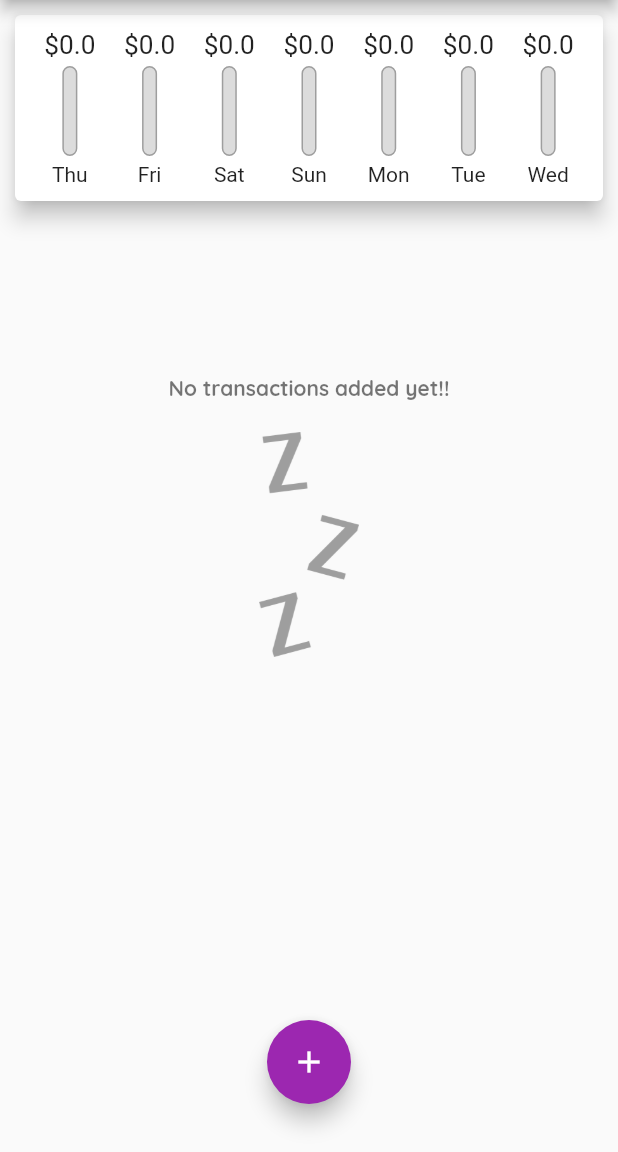
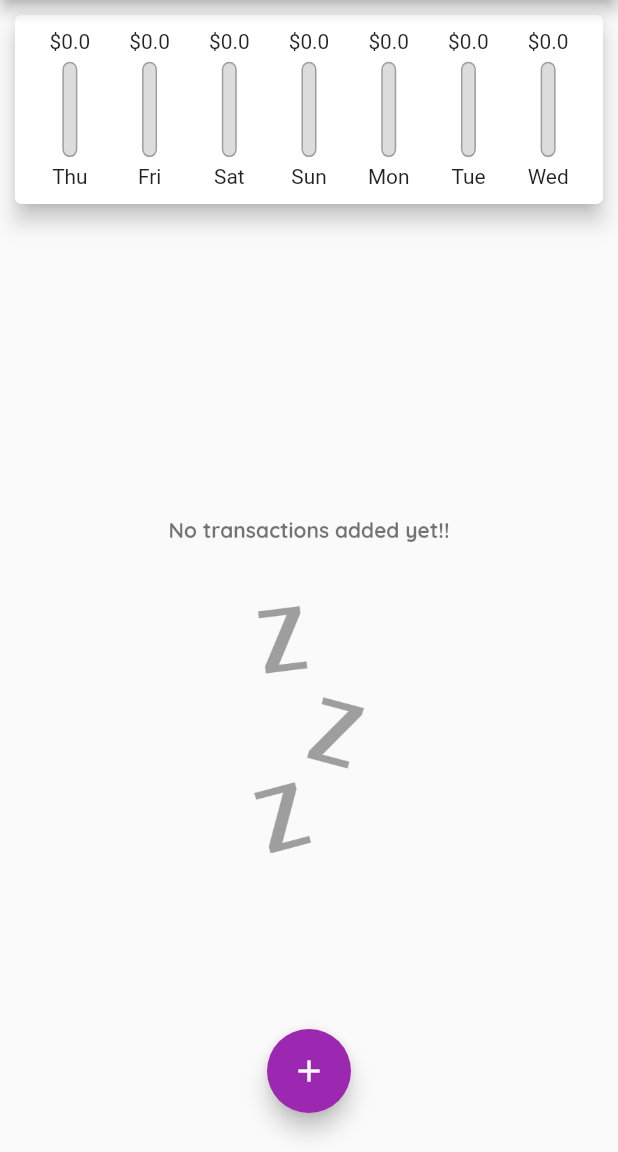
Before and after one commit to AvtMob/personal_expense_flutter, a Flutter app: the screen it shows after launch, on a phone screen of 412 x 824 dp, the part 84-1236 px from its top. Run offline on Flutter 3.47's test engine with Material 2 defaults, Android fonts, the phone set to English and light mode, and no system bars.

Commit message:
UI responsiveness problem fixes

```diff
--- a/lib/main.dart
+++ b/lib/main.dart
@@ -34,7 +34,8 @@ class MyApp extends StatelessWidget {
               headline4: const TextStyle(
                 fontFamily: 'Quicksand',
                 fontWeight: FontWeight.bold,
-                  fontSize: 14,),
+                fontSize: 14,
+              ),
             ),
         appBarTheme: const AppBarTheme(
             titleTextStyle: TextStyle(
@@ -86,6 +87,9 @@ class _MyHomePageState extends State<MyHomePage> {
     }).toList();
   }
 
+  late double defaultTopPadding ;
+  late bool isLandScapeMode ;
+
   void startAddNewTransaction(BuildContext ctx) {
     showModalBottomSheet(
         context: ctx,
@@ -98,7 +102,7 @@ class _MyHomePageState extends State<MyHomePage> {
         });
   }
 
-  void _addNewTransaction(String txTitle, double txAmount,DateTime date) {
+  void _addNewTransaction(String txTitle, double txAmount, DateTime date) {
     final newTX = Transaction(
       title: txTitle,
       amount: txAmount,
@@ -111,15 +115,16 @@ class _MyHomePageState extends State<MyHomePage> {
     });
   }
 
-  void _deleteTransaction(String txId){
+  void _deleteTransaction(String txId) {
     setState(() {
       _userTransactions.removeWhere((element) => element.id == txId);
     });
   }
+
+
   @override
   Widget build(BuildContext context) {
-    return Scaffold(
-      appBar: AppBar(
+    final appBar = AppBar(
       // Here we take the value from the MyHomePage object that was created by
       // the App.build method, and use it to set our appbar title.
       title: Text(widget.title),
@@ -129,23 +134,56 @@ class _MyHomePageState extends State<MyHomePage> {
           onPressed: () => startAddNewTransaction(context),
         )
       ],
-      ),
+    );
+    defaultTopPadding = MediaQuery.of(context).padding.top;
+    isLandScapeMode = MediaQuery.of(context).orientation == Orientation.landscape;
+
+    return Scaffold(
+      appBar: appBar,
       body: SingleChildScrollView(
         child: Column(
           children: <Widget>[
-            Chart(_recentTransactions),
-            TransactionsList(_userTransactions,_deleteTransaction),
+            SizedBox(
+              height: getChartHeight(defaultTopPadding, appBar),
+              child: Chart(_recentTransactions),
+            ),
+            SizedBox(
+              height: getListHeight(defaultTopPadding, appBar),
+              child: TransactionsList(_userTransactions, _deleteTransaction),
+            ),
           ],
         ),
       ),
       floatingActionButtonLocation: FloatingActionButtonLocation.centerFloat,
       floatingActionButton: Container(
-        margin: const EdgeInsets.all(16),
+        margin: const EdgeInsets.all(10),
         child: FloatingActionButton(
             child: const Icon(Icons.add),
-          onPressed: () => startAddNewTransaction(context)
-        ),
+            onPressed: () => startAddNewTransaction(context)),
       ),
     );
   }
+
+  double getChartHeight(double defaultTopPadding, AppBar appBar) {
+
+    final deviceHeight = MediaQuery.of(context).size.height;
+    final deviceWidth = MediaQuery.of(context).size.width;
+    if (!isLandScapeMode) {
+      return (deviceHeight - appBar.preferredSize.height - defaultTopPadding) *
+          0.19;
+    } else {
+      return (deviceWidth - appBar.preferredSize.height - defaultTopPadding) *
+          0.18;
     }
+  }
+
+  double getListHeight(double defaultTopPadding, AppBar appBar) {
+    final deviceHeight = MediaQuery.of(context).size.height;
+    final deviceWidth = MediaQuery.of(context).size.width;
+
+    return (deviceHeight -
+        getChartHeight(defaultTopPadding, appBar) -
+        appBar.preferredSize.height -
+        defaultTopPadding);
+  }
+}
--- a/lib/widgets/chart_bar.dart
+++ b/lib/widgets/chart_bar.dart
@@ -9,19 +9,20 @@ class ChartBar extends StatelessWidget {
 
   @override
   Widget build(BuildContext context) {
+    return LayoutBuilder(builder: (ctx, constraints) {
       return Column(
         children: [
           SizedBox(
-          height: 20,
+            height: constraints.maxHeight * 0.15,
             child: FittedBox(
               child: Text('\$${spendingAmount.toStringAsFixed(1)}'),
             ),
           ),
-        const SizedBox(
-          height: 4,
+           SizedBox(
+            height: constraints.maxHeight * 0.05,
           ),
           SizedBox(
-          height: 60,
+            height: constraints.maxHeight * 0.6,
             width: 10,
             child: Stack(
               children: [
@@ -43,11 +44,17 @@ class ChartBar extends StatelessWidget {
               ],
             ),
           ),
-        const SizedBox(
-          height: 4,
+          SizedBox(
+            height: constraints.maxHeight * 0.05,
           ),
-        Text(label)
+          Container(
+            height: constraints.maxHeight * 0.15,
+            child: FittedBox(
+              child: Text(label),
+            ),
+          )
         ],
       );
+    });
   }
 }
--- a/lib/widgets/new_transaction.dart
+++ b/lib/widgets/new_transaction.dart
@@ -22,11 +22,7 @@ class _NewTransactionState extends State<NewTransaction> {
     if (title.isEmpty || amount <= 0 || _selectedDate == null) {
       return;
     }
-    widget.adTx(
-      title,
-      amount,
-      _selectedDate
-    );
+    widget.adTx(title, amount, _selectedDate);
     Navigator.of(context).pop();
   }
 
@@ -48,10 +44,16 @@ class _NewTransactionState extends State<NewTransaction> {
 
   @override
   Widget build(BuildContext context) {
-    return Card(
+    return SingleChildScrollView(
+      child: Card(
         elevation: 5,
         child: Container(
-        padding: const EdgeInsets.all(10),
+          padding: EdgeInsets.only(
+            top: 10,
+            left: 10,
+            right: 10,
+            bottom: MediaQuery.of(context).viewInsets.bottom + 10,
+          ),
           child: Column(
             children: [
               Text(
@@ -71,7 +73,8 @@ class _NewTransactionState extends State<NewTransaction> {
               TextField(
                 controller: _amountController,
                 decoration: const InputDecoration(hintText: 'Amount'),
-              keyboardType: const TextInputType.numberWithOptions(decimal: true),
+                keyboardType:
+                    const TextInputType.numberWithOptions(decimal: true),
                 onSubmitted: (val) => _submitData,
               ),
               SizedBox(
@@ -83,7 +86,6 @@ class _NewTransactionState extends State<NewTransaction> {
                         _selectedDate == null
                             ? 'No Date Chosen!'
                             : 'Transaction Date: ${DateFormat.yMd().format(_selectedDate!)}',
-
                       ),
                     ),
                     ElevatedButton(
@@ -118,6 +120,7 @@ class _NewTransactionState extends State<NewTransaction> {
             ],
           ),
         ),
+      ),
     );
   }
 }
--- a/lib/widgets/transactions_list.dart
+++ b/lib/widgets/transactions_list.dart
@@ -10,9 +10,7 @@ class TransactionsList extends StatelessWidget {
 
   @override
   Widget build(BuildContext context) {
-    return Container(
-      height: 400,
-      child: transactions.isEmpty
+    return transactions.isEmpty
         ? Column(
             mainAxisAlignment: MainAxisAlignment.center,
             children: [
@@ -20,11 +18,11 @@ class TransactionsList extends StatelessWidget {
                 'No transactions added yet!!',
                 style: Theme.of(context).textTheme.headline4,
               ),
-                const SizedBox(
-                  height: 20,
+               SizedBox(
+                height: MediaQuery.of(context).size.height * 0.05,
               ),
               SizedBox(
-                  height: 150,
+                height: MediaQuery.of(context).size.height * 0.2,
                 child: Image.asset(
                   'assets/images/waiting.png',
                   fit: BoxFit.cover,
@@ -40,7 +38,6 @@ class TransactionsList extends StatelessWidget {
               return getDefaultListItem(context, tx);
             },
             itemCount: transactions.length,
-            ),
           );
   }
 
```
Also changed, not shown: 1 other file. Lines whose indentation alone changed are shown as unchanged.
